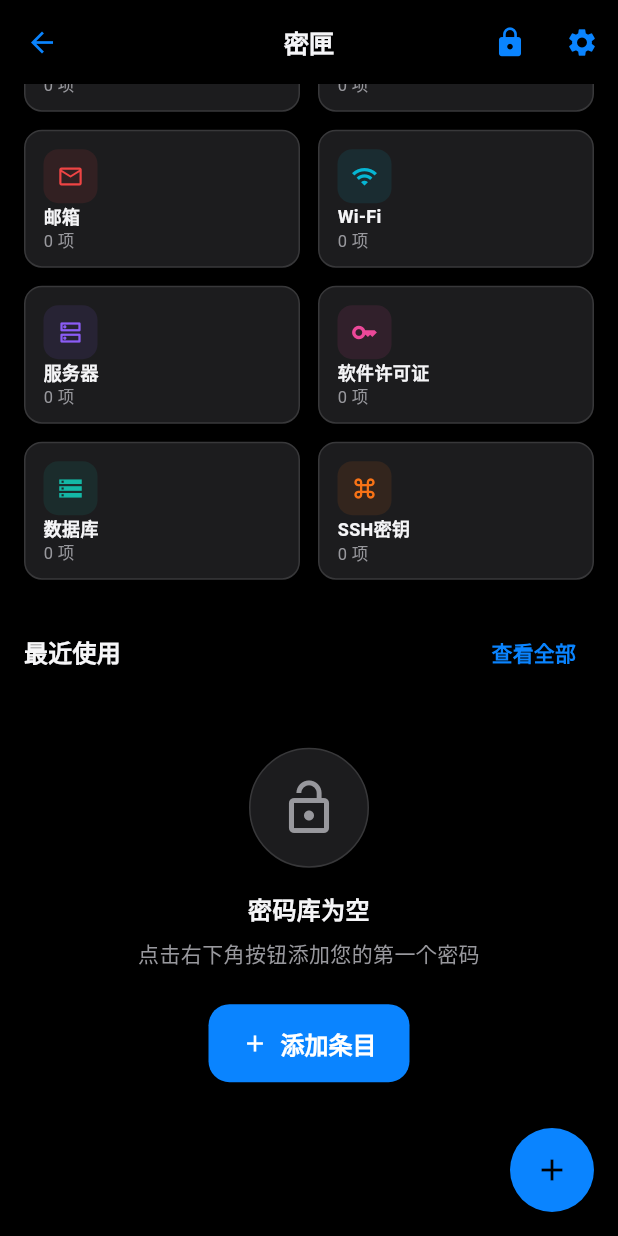
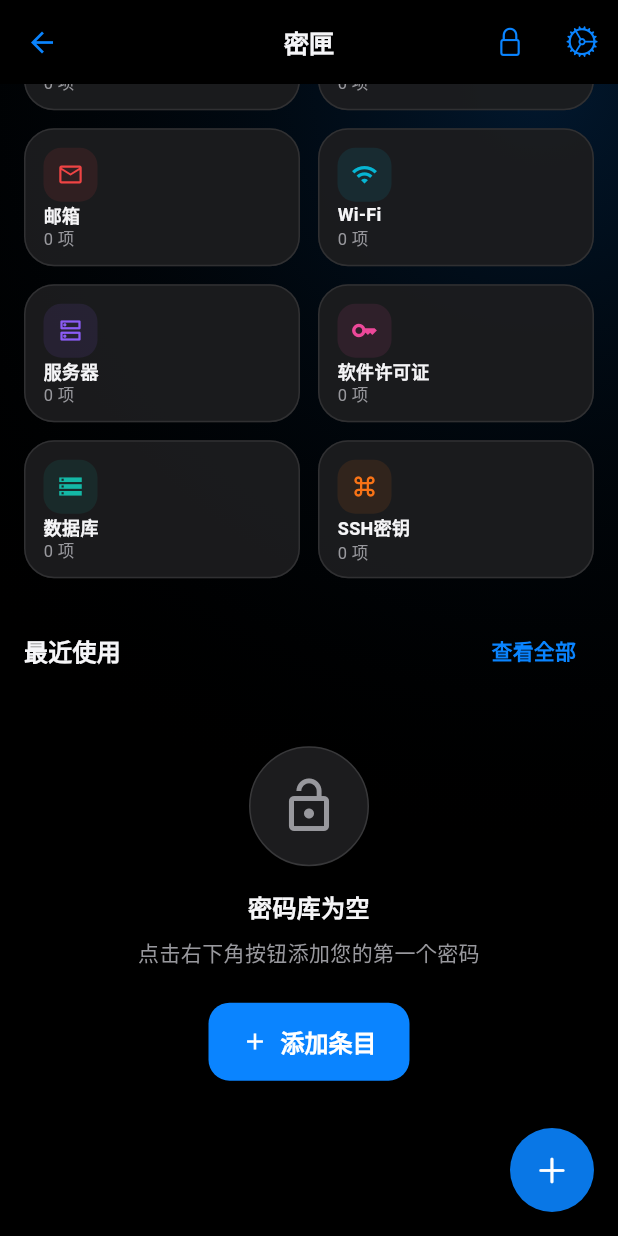
Before and after one commit to rangang/mixia, a Flutter app: the HomeScreen screen opened by its route, scrolled down 525 dp, on a phone screen of 412 x 824 dp. Run offline on Flutter 3.47's test engine with Material 3 defaults, Android fonts, the phone set to English and light mode, and no system bars; our stand-ins replace convert, flutter_secure_storage, local_auth, shared_preferences; missing offline and left inert: dart:html, dart:js_util, pointycastle; accounts and stored records are empty.

Commit message:
refactor(ui): 适配新视觉风格、安全剪贴板和关联路由并更新测试
将启动、解锁、设置、主页等页面包裹以实现 iOS 渐变背景及毛玻璃效果，主页全面适配 Cupertino 图标；将密码复制与详情页复制迁移至安全剪贴板自动清空逻辑；并在设置页关联安全审计跳转。更新 widget 单元测试以匹配新主题。

```diff
--- a/lib/screens/home_screen.dart
+++ b/lib/screens/home_screen.dart
@@ -1,3 +1,4 @@
+import 'package:flutter/cupertino.dart';
 import 'package:flutter/material.dart';
 import 'package:provider/provider.dart';
 import '../providers/vault_provider.dart';
@@ -7,6 +8,7 @@ import '../theme/app_theme.dart';
 import '../widgets/entry_list_item.dart';
 import '../widgets/app_logo.dart';
 import '../utils/responsive.dart';
+import '../widgets/ios_surface.dart';
 
 class HomeScreen extends StatefulWidget {
   const HomeScreen({super.key});
@@ -39,7 +41,7 @@ class _HomeScreenState extends State<HomeScreen> {
         title: const Text('密匣'),
         actions: [
           IconButton(
-            icon: const Icon(Icons.lock),
+            icon: const Icon(CupertinoIcons.lock),
             onPressed: () {
               context.read<VaultProvider>().lock();
               Navigator.of(context).pushReplacementNamed('/lock');
@@ -47,17 +49,16 @@ class _HomeScreenState extends State<HomeScreen> {
             tooltip: '锁定',
           ),
           IconButton(
-            icon: const Icon(Icons.settings),
+            icon: const Icon(CupertinoIcons.settings),
             onPressed: () => Navigator.pushNamed(context, '/settings'),
             tooltip: '设置',
           ),
         ],
       ),
-      body: _buildBody(),
+      body: IosBackdrop(child: _buildBody()),
       floatingActionButton: FloatingActionButton(
         onPressed: () => Navigator.pushNamed(context, '/add_entry'),
-        backgroundColor: AppColors.accent,
-        child: const Icon(Icons.add, color: AppColors.bg),
+        child: const Icon(CupertinoIcons.add),
       ),
     );
   }
@@ -67,18 +68,20 @@ class _HomeScreenState extends State<HomeScreen> {
       body: Row(
         children: [
           _buildSidebar(),
-          Expanded(child: _buildBody()),
+          Expanded(child: IosBackdrop(child: _buildBody())),
         ],
       ),
     );
   }
 
   Widget _buildSidebar() {
-    return Container(
-      width: 240,
-      color: AppColors.bg2,
-      child: Column(
-        children: [
+    return GlassSurface(
+      padding: EdgeInsets.zero,
+      borderRadius: BorderRadius.zero,
+      child: SizedBox(
+        width: 240,
+        child: Column(
+          children: [
           Container(
             padding: const EdgeInsets.fromLTRB(20, 32, 20, 20),
             child: const AppLogo(size: 50, showText: false),
@@ -129,7 +132,8 @@ class _HomeScreenState extends State<HomeScreen> {
           _buildSidebarItem(Icons.security, '安全审计', onTap: () => Navigator.pushNamed(context, '/security_audit')),
           _buildSidebarItem(Icons.settings, '设置', onTap: () => Navigator.pushNamed(context, '/settings')),
           const SizedBox(height: 16),
-        ],
+          ],
+        ),
       ),
     );
   }
@@ -261,11 +265,12 @@ class _HomeScreenState extends State<HomeScreen> {
         });
       },
       decoration: InputDecoration(
-        hintText: '搜索密码条目...',
-        prefixIcon: const Icon(Icons.search, color: AppColors.muted),
+        hintText: '搜索',
+        prefixIcon: const Icon(CupertinoIcons.search, color: AppColors.muted),
         suffixIcon: _searchQuery.isNotEmpty
             ? IconButton(
-                icon: const Icon(Icons.clear, color: AppColors.muted),
+                icon: const Icon(CupertinoIcons.clear_circled_solid,
+                    color: AppColors.muted),
                 onPressed: () {
                   _searchController.clear();
                   setState(() {
@@ -330,9 +335,9 @@ class _HomeScreenState extends State<HomeScreen> {
     return Container(
       padding: EdgeInsets.all(isDesktop ? 20 : 12),
       decoration: BoxDecoration(
-        color: AppColors.bg2,
-        borderRadius: BorderRadius.circular(12),
-        border: Border.all(color: AppColors.rule),
+        color: AppColors.bg2.withOpacity(0.94),
+        borderRadius: BorderRadius.circular(20),
+        border: Border.all(color: AppColors.rule.withOpacity(0.72)),
       ),
       child: Column(
         mainAxisAlignment: MainAxisAlignment.center,
@@ -399,13 +404,13 @@ class _HomeScreenState extends State<HomeScreen> {
     final isDesktop = Responsive.isDesktop(context);
     return InkWell(
       onTap: onTap,
-      borderRadius: BorderRadius.circular(12),
+      borderRadius: BorderRadius.circular(20),
       child: Container(
         padding: EdgeInsets.all(isDesktop ? 16 : 12),
         decoration: BoxDecoration(
-          color: AppColors.bg2,
-          borderRadius: BorderRadius.circular(12),
-          border: Border.all(color: AppColors.rule),
+          color: AppColors.bg2.withOpacity(0.94),
+          borderRadius: BorderRadius.circular(20),
+          border: Border.all(color: AppColors.rule.withOpacity(0.72)),
         ),
         child: Column(
           crossAxisAlignment: CrossAxisAlignment.start,
@@ -415,7 +420,7 @@ class _HomeScreenState extends State<HomeScreen> {
               height: isDesktop ? 40 : 36,
               decoration: BoxDecoration(
                 color: color.withOpacity(0.1),
-                borderRadius: BorderRadius.circular(10),
+                borderRadius: BorderRadius.circular(12),
               ),
               child: Icon(icon, color: color, size: isDesktop ? 22 : 18),
             ),
--- a/lib/screens/password_generator_screen.dart
+++ b/lib/screens/password_generator_screen.dart
@@ -1,7 +1,7 @@
 import 'package:flutter/material.dart';
-import 'package:flutter/services.dart';
 import '../theme/app_theme.dart';
 import '../utils/password_generator.dart';
+import '../utils/secure_clipboard.dart';
 
 class PasswordGeneratorScreen extends StatefulWidget {
   const PasswordGeneratorScreen({super.key});
@@ -116,9 +116,9 @@ class _PasswordGeneratorScreenState extends State<PasswordGeneratorScreen> {
     return Expanded(
       child: OutlinedButton.icon(
         onPressed: () {
-          Clipboard.setData(ClipboardData(text: text));
+          SecureClipboard.copy(text);
           ScaffoldMessenger.of(context).showSnackBar(
-            SnackBar(content: Text('$label 已复制')),
+            const SnackBar(content: Text('密码已复制，30 秒后自动清除')),
           );
           if (closeAfterCopy) {
             Navigator.pop(context, text);
```
Also changed, not shown: lib/main.dart (+5 -12 lines), lib/screens/entry_detail_screen.dart (+5 -5 lines), lib/screens/lock_screen.dart (+8 -14 lines), lib/screens/settings_screen.dart (+2 -8 lines), lib/screens/setup_screen.dart (+8 -14 lines), 1 other file.
